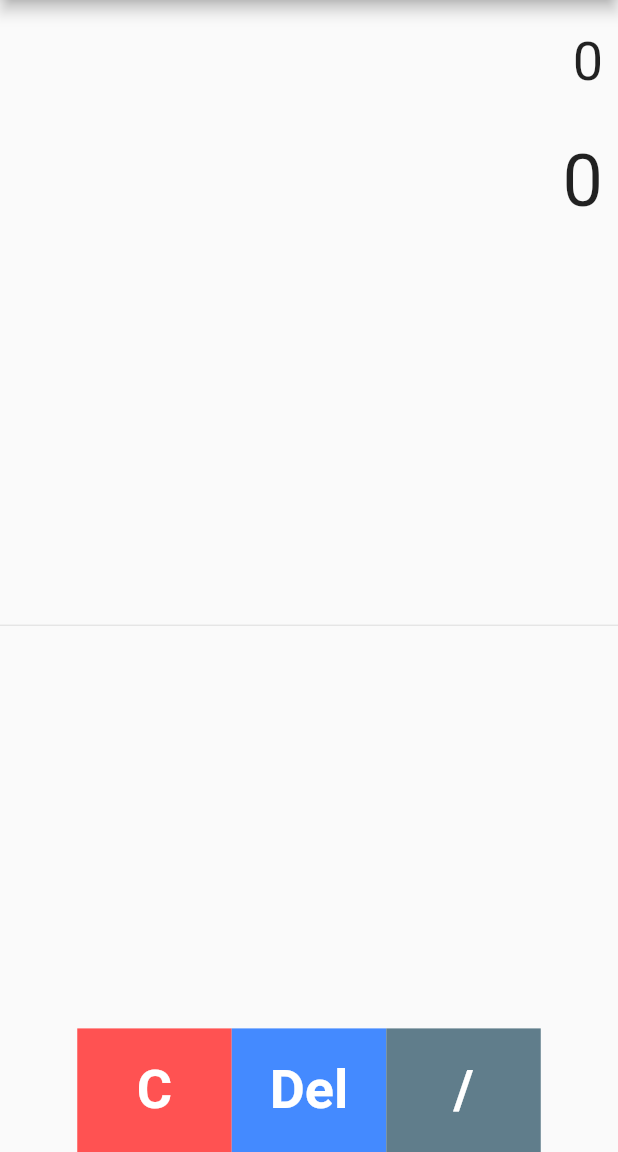
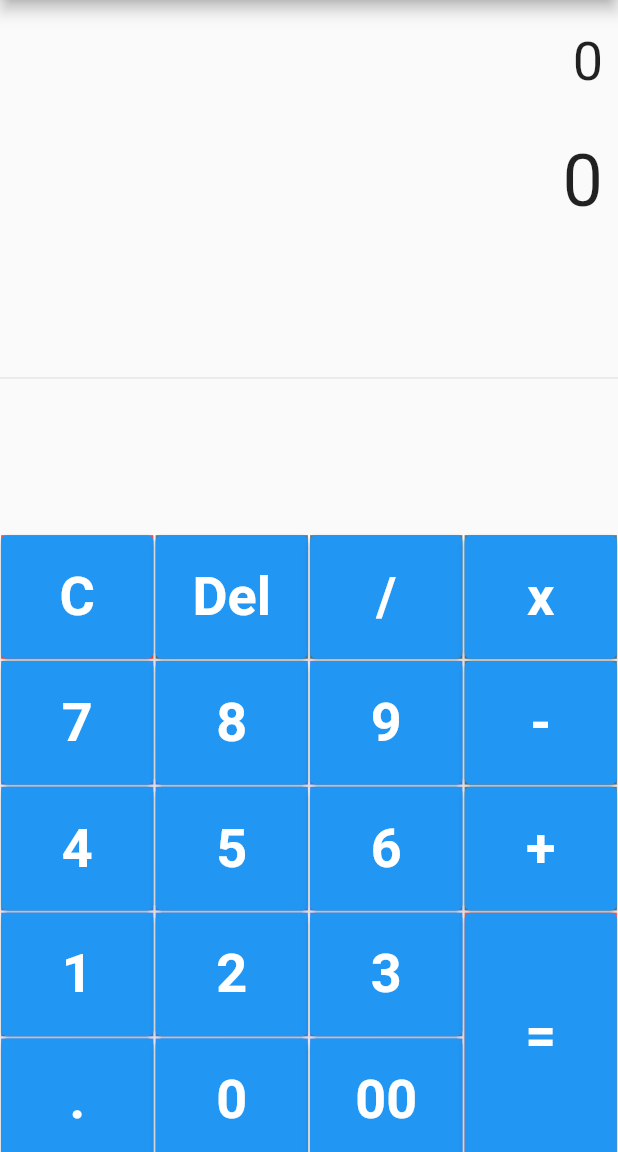
Before and after one commit to itsMike05/Flutter-Calc, a Flutter app: the screen it shows after launch, on a phone screen of 412 x 824 dp, the part 84-1236 px from its top. Run offline on Flutter 3.47's test engine with Material 2 defaults, Android fonts, the phone set to English and light mode, and no system bars.

Commit message:
Added buttonPressed function, UI fully functional

```diff
--- a/lib/main.dart
+++ b/lib/main.dart
@@ -26,19 +26,27 @@ class SimpleCalc extends StatefulWidget {
 }
 
 class _SimpleCalcState extends State<SimpleCalc> {
+  // buttonPressed function to handle all operations
+  buttonPressed(String buttonText) {}
+
+  // General button Widget
   Widget buildButton(
       String buttonText, double buttonHeight, Color buttonColor) {
-    return Container(
+    return Padding(
+      padding: const EdgeInsets.all(0.75),
+      child: Container(
         // Covering 10% of the device's height
         height: MediaQuery.of(context).size.height * 0.1 * buttonHeight,
         color: buttonColor,
-      child: TextButton(
-        onPressed: null,
+        child: ElevatedButton(
+          onPressed: () => buttonPressed(buttonText),
           child: Text(buttonText,
-            style: TextStyle(
+              textAlign: TextAlign.center,
+              style: const TextStyle(
                   fontWeight: FontWeight.bold,
                   fontSize: 36,
                   color: Colors.white)),
+        ),
       ),
     );
   }
@@ -75,21 +83,78 @@ class _SimpleCalcState extends State<SimpleCalc> {
           Row(
             mainAxisAlignment: MainAxisAlignment.center,
             children: <Widget>[
-              Container(
+              SizedBox(
                 // Covering 75% of the device's width
                 width: MediaQuery.of(context).size.width * 0.75,
+                height: MediaQuery.of(context).size.height * 0.5,
                 child: Table(
                   children: [
                     TableRow(
                       children: [
                         buildButton("C", 1, Colors.redAccent),
-                        buildButton("Del", 1, Colors.blueAccent),
+                        buildButton("Del", 1, Colors.blueGrey),
                         buildButton("/", 1, Colors.blueGrey)
+                      ],
+                    ),
+                    TableRow(
+                      children: [
+                        buildButton("7", 1, Colors.blueAccent),
+                        buildButton("8", 1, Colors.blueAccent),
+                        buildButton("9", 1, Colors.blueAccent)
+                      ],
+                    ),
+                    TableRow(
+                      children: [
+                        buildButton("4", 1, Colors.blueAccent),
+                        buildButton("5", 1, Colors.blueAccent),
+                        buildButton("6", 1, Colors.blueAccent)
+                      ],
+                    ),
+                    TableRow(
+                      children: [
+                        buildButton("1", 1, Colors.blueAccent),
+                        buildButton("2", 1, Colors.blueAccent),
+                        buildButton("3", 1, Colors.blueAccent)
+                      ],
+                    ),
+                    TableRow(
+                      children: [
+                        buildButton(".", 1, Colors.blueAccent),
+                        buildButton("0", 1, Colors.blueAccent),
+                        buildButton("00", 1, Colors.blueAccent)
+                      ],
+                    )
+                  ],
+                ),
+              ),
+              SizedBox(
+                height: MediaQuery.of(context).size.height * 0.5,
+                width: MediaQuery.of(context).size.width * 0.25,
+                child: Table(
+                  children: [
+                    TableRow(
+                      children: [
+                        buildButton("x", 1, Colors.blueGrey),
+                      ],
+                    ),
+                    TableRow(
+                      children: [
+                        buildButton("-", 1, Colors.blueGrey),
+                      ],
+                    ),
+                    TableRow(
+                      children: [
+                        buildButton("+", 1, Colors.blueGrey),
+                      ],
+                    ),
+                    TableRow(
+                      children: [
+                        buildButton("=", 2, Colors.redAccent),
                       ],
                     ),
                   ],
                 ),
-              ),
+              )
             ],
           ),
         ],
```
Lines whose indentation alone changed are shown as unchanged.
